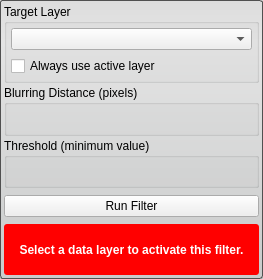
SCIInstitute/Seg3D, file src/Interface/ToolInterface/CannyEdgeDetectionFilterInterface.ui: the form before one commit.
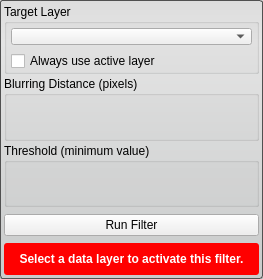
The form after the commit. Custom widgets are drawn as their Qt base class.

Commit message: updates to the Cmake files to remove warnings on Externals updated the SingleTargetTool so that it can handle setting the validity properly for tools and filters that have more than one required combobox. updated all the tool and filter UI's

Patch:
```diff
--- a/src/Interface/ToolInterface/CannyEdgeDetectionFilterInterface.ui
+++ b/src/Interface/ToolInterface/CannyEdgeDetectionFilterInterface.ui
@@ -47,6 +47,18 @@
    </property>
    <item>
     <widget class="QGroupBox" name="target_groupbox_">
+     <property name="minimumSize">
+      <size>
+       <width>0</width>
+       <height>70</height>
+      </size>
+     </property>
+     <property name="maximumSize">
+      <size>
+       <width>16777215</width>
+       <height>70</height>
+      </size>
+     </property>
      <property name="title">
       <string>Target Layer</string>
      </property>
@@ -185,6 +197,12 @@
        <height>32</height>
       </size>
      </property>
+     <property name="maximumSize">
+      <size>
+       <width>16777215</width>
+       <height>32</height>
+      </size>
+     </property>
      <property name="styleSheet">
       <string notr="true">QLabel#message_{
   color: white;
```
The commit also changes 34 other files.
